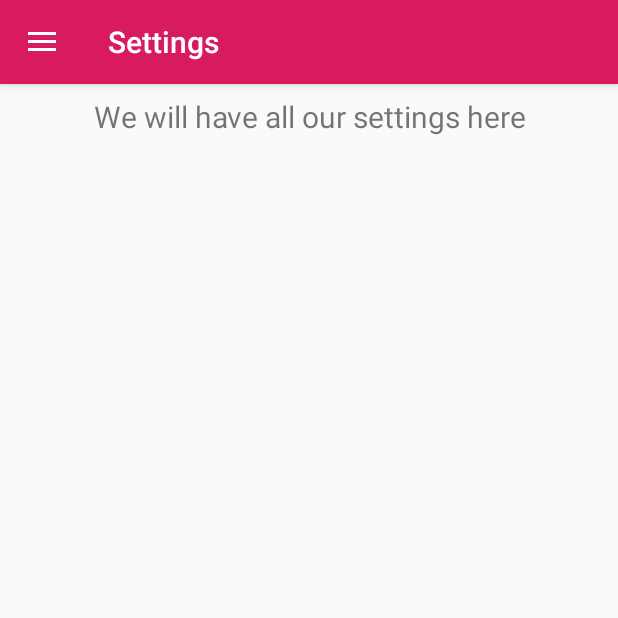
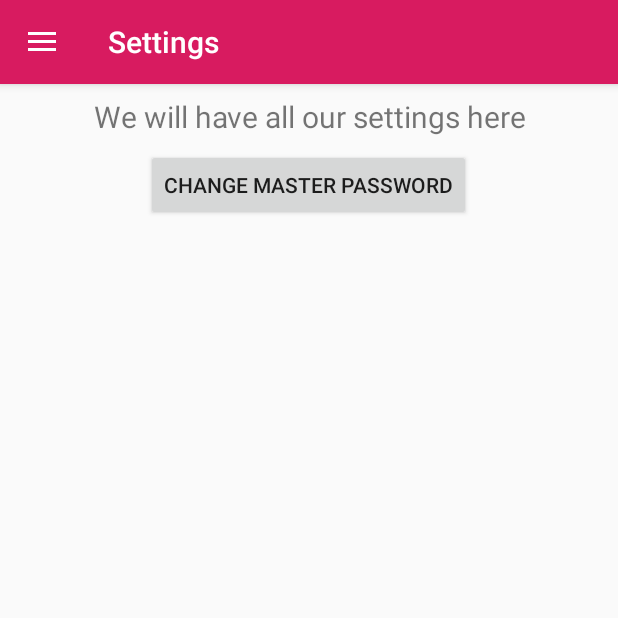
Before and after one commit to LeBenki/PriVELT, an Android app: the MainActivity screen opened directly, with no data from a screen before it, in the side drawer, after a tap on "Settings", on a phone screen of 412 x 824 dp, the top half of it. Run offline under Robolectric (Android 15) with nearby library versions, the phone set to English and light mode, and no system bars; our stand-ins replace ButterKnife, Room's generated code, navigation-ui.

Commit message:
Implemented change master password, check if the old one is not the same as before

```diff
--- a/app/src/main/AndroidManifest.xml
+++ b/app/src/main/AndroidManifest.xml
@@ -20,7 +20,7 @@
             android:screenOrientation="portrait"
             android:theme="@style/AppTheme.NoActionBar"/>
         <activity
-            android:name="com.kent.university.privelt.ui.LoginActivity"
+            android:name="com.kent.university.privelt.ui.user_data.LoginActivity"
             android:label=""
             android:parentActivityName="com.kent.university.privelt.ui.MainActivity"
             android:screenOrientation="portrait"
@@ -30,7 +30,7 @@
                 android:value="com.kent.university.privelt.ui.MainActivity" />
         </activity>
         <activity
-            android:name=".ui.MasterPasswordActivity"
+            android:name=".ui.master_password.MasterPasswordActivity"
             android:screenOrientation="portrait"
             android:label=""
             android:theme="@style/AppTrans">
--- a/app/src/main/java/com/kent/university/privelt/database/injections/ViewModelFactory.java
+++ b/app/src/main/java/com/kent/university/privelt/database/injections/ViewModelFactory.java
@@ -2,7 +2,7 @@ package com.kent.university.privelt.database.injections;
 
 import com.kent.university.privelt.repositories.CredentialsDataRepository;
 import com.kent.university.privelt.repositories.UserDataRepository;
-import com.kent.university.privelt.ui.CredentialsViewModel;
+import com.kent.university.privelt.ui.master_password.CredentialsViewModel;
 
 import java.util.concurrent.Executor;
 
--- a/app/src/main/java/com/kent/university/privelt/ui/settings/SettingsFragment.java
+++ b/app/src/main/java/com/kent/university/privelt/ui/settings/SettingsFragment.java
@@ -1,28 +1,46 @@
 package com.kent.university.privelt.ui.settings;
 
+import android.content.Intent;
 import android.os.Bundle;
 import android.view.LayoutInflater;
 import android.view.View;
 import android.view.ViewGroup;
+import android.widget.Button;
 import android.widget.TextView;
 
 import com.kent.university.privelt.R;
+import com.kent.university.privelt.ui.master_password.MasterPasswordActivity;
 
 import androidx.annotation.NonNull;
 import androidx.fragment.app.Fragment;
 import androidx.lifecycle.ViewModelProviders;
+import butterknife.BindView;
+import butterknife.ButterKnife;
 
 public class SettingsFragment extends Fragment {
 
+    public static final String ARG_CHANGE_PASSWORD = "ARG_CHANGE_PASSWORD";
     private SettingsViewModel shareViewModel;
+
+    @BindView(R.id.text_share)
+    TextView textView;
+
+    @BindView(R.id.change_password)
+    Button button;
 
     public View onCreateView(@NonNull LayoutInflater inflater,
                              ViewGroup container, Bundle savedInstanceState) {
-        shareViewModel =
-                ViewModelProviders.of(this).get(SettingsViewModel.class);
+        shareViewModel = ViewModelProviders.of(this).get(SettingsViewModel.class);
         View root = inflater.inflate(R.layout.fragment_settings, container, false);
-        final TextView textView = root.findViewById(R.id.text_share);
+        ButterKnife.bind(this, root);
         shareViewModel.getText().observe(this, textView::setText);
+
+        button.setOnClickListener(view -> {
+            Intent intent = new Intent(SettingsFragment.this.getActivity(), MasterPasswordActivity.class);
+            intent.putExtra(ARG_CHANGE_PASSWORD, true);
+            startActivity(intent);
+        });
+
         return root;
     }
 }
--- a/app/src/main/java/com/kent/university/privelt/ui/LoginActivity.java
+++ b/app/src/main/java/com/kent/university/privelt/ui/user_data/LoginActivity.java
@@ -1,4 +1,4 @@
-package com.kent.university.privelt.ui;
+package com.kent.university.privelt.ui.user_data;
 
 import android.content.Intent;
 import android.os.Bundle;
--- a/app/src/main/java/com/kent/university/privelt/ui/ServiceFragment.java
+++ b/app/src/main/java/com/kent/university/privelt/ui/user_data/ServiceFragment.java
@@ -1,4 +1,4 @@
-package com.kent.university.privelt.ui;
+package com.kent.university.privelt.ui.user_data;
 
 import android.content.Intent;
 import android.os.Bundle;
@@ -18,8 +18,8 @@ import butterknife.BindView;
 import butterknife.ButterKnife;
 
 import static android.app.Activity.RESULT_OK;
-import static com.kent.university.privelt.ui.LoginActivity.KEY_WELCOME;
-import static com.kent.university.privelt.ui.LoginActivity.PARAM_SERVICE;
+import static com.kent.university.privelt.ui.user_data.LoginActivity.KEY_WELCOME;
+import static com.kent.university.privelt.ui.user_data.LoginActivity.PARAM_SERVICE;
 
 public class ServiceFragment extends Fragment {
 
--- a/app/src/main/res/layout/activity_main_password.xml
+++ b/app/src/main/res/layout/activity_main_password.xml
@@ -62,8 +62,8 @@
             android:id="@+id/password"
             android:layout_width="match_parent"
             android:layout_height="wrap_content"
-            android:background="@drawable/edit_text_bottom"
-            android:hint="Password"
+            android:background="@drawable/button"
+            android:hint="Master password"
             android:inputType="textPassword"
             android:padding="15dp"
             android:textColor="#000000" />
--- a/app/src/main/res/layout/fragment_settings.xml
+++ b/app/src/main/res/layout/fragment_settings.xml
@@ -1,7 +1,7 @@
 <?xml version="1.0" encoding="utf-8"?>
-<androidx.constraintlayout.widget.ConstraintLayout xmlns:android="http://schemas.android.com/apk/res/android"
-    xmlns:app="http://schemas.android.com/apk/res-auto"
+<LinearLayout xmlns:android="http://schemas.android.com/apk/res/android"
     android:layout_width="match_parent"
+    android:orientation="vertical"
     android:layout_height="match_parent">
 
     <TextView
@@ -10,10 +10,16 @@
         android:layout_height="wrap_content"
         android:layout_marginStart="8dp"
         android:layout_marginTop="8dp"
+        android:layout_marginBottom="8dp"
         android:layout_marginEnd="8dp"
         android:textAlignment="center"
-        android:textSize="20sp"
-        app:layout_constraintEnd_toEndOf="parent"
-        app:layout_constraintStart_toStartOf="parent"
-        app:layout_constraintTop_toTopOf="parent" />
-</androidx.constraintlayout.widget.ConstraintLayout>
+        android:textSize="20sp"/>
+
+    <Button
+        android:id="@+id/change_password"
+        android:layout_width="wrap_content"
+        android:layout_height="wrap_content"
+        android:layout_gravity="center_horizontal"
+        android:text="Change Master password"/>
+
+</LinearLayout>
--- a/app/src/main/res/navigation/mobile_navigation.xml
+++ b/app/src/main/res/navigation/mobile_navigation.xml
@@ -7,19 +7,19 @@
 
     <fragment
         android:id="@+id/nav_google"
-        android:name="com.kent.university.privelt.ui.ServiceFragment"
+        android:name="com.kent.university.privelt.ui.user_data.ServiceFragment"
         android:label="@string/menu_google"
         tools:layout="@layout/fragment_service" />
 
     <fragment
         android:id="@+id/nav_hotels"
-        android:name="com.kent.university.privelt.ui.ServiceFragment"
+        android:name="com.kent.university.privelt.ui.user_data.ServiceFragment"
         android:label="@string/menu_hotels"
         tools:layout="@layout/fragment_service" />
 
     <fragment
         android:id="@+id/nav_strava"
-        android:name="com.kent.university.privelt.ui.ServiceFragment"
+        android:name="com.kent.university.privelt.ui.user_data.ServiceFragment"
         android:label="@string/menu_strava"
         tools:layout="@layout/fragment_service" />
 
```
Also changed, not shown: app/src/main/java/com/kent/university/privelt/api/IdentityManager.java (+12 -10 lines), app/src/main/java/com/kent/university/privelt/ui/master_password/CredentialsViewModel.java (renamed from app/src/main/java/com/kent/university/privelt/ui/CredentialsViewModel.java, +13 -1 lines), app/src/main/java/com/kent/university/privelt/ui/master_password/MasterPasswordActivity.java (renamed from app/src/main/java/com/kent/university/privelt/ui/MasterPasswordActivity.java, +45 -14 lines), app/src/main/res/layout/fragment_google.xml (deleted, +0 -19 lines), app/src/main/res/layout/fragment_hotels.xml (deleted, +0 -19 lines).
